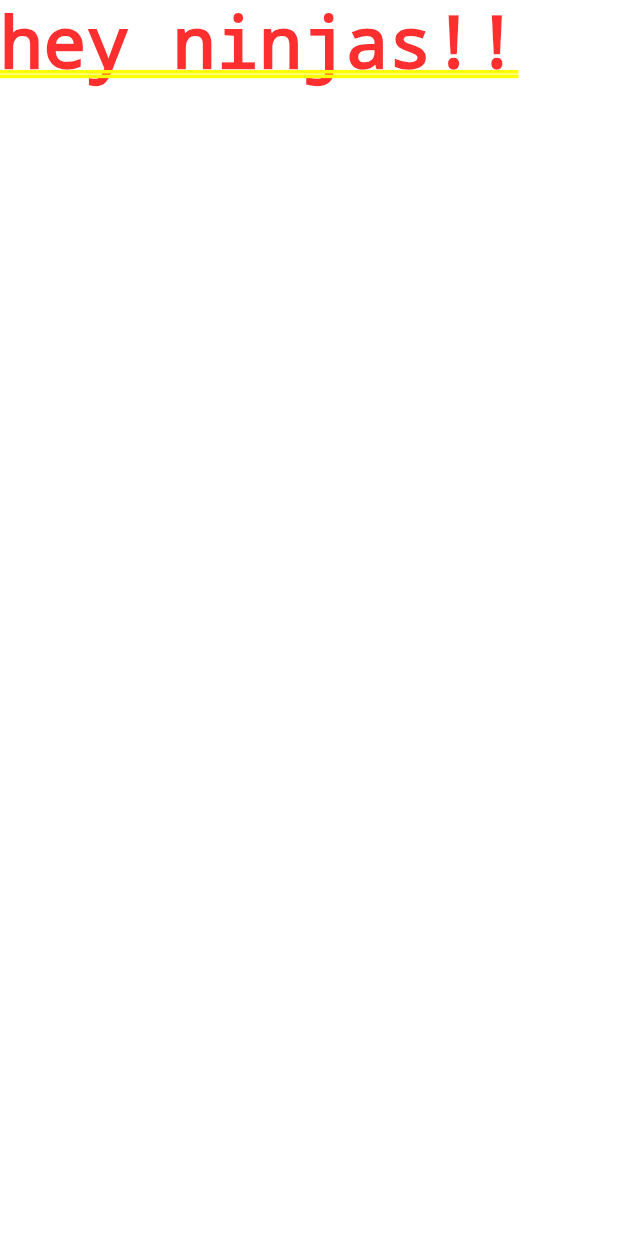
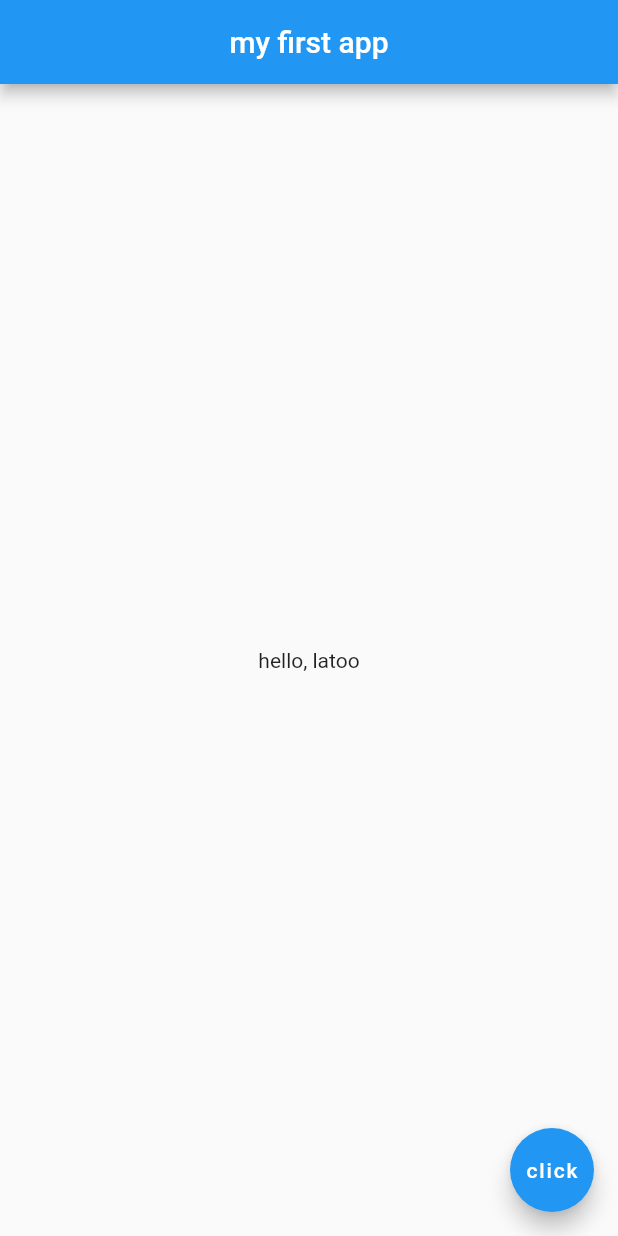
Before and after one commit to HukumBasnet/flutterStart, a Flutter app: the screen it shows after launch, on a phone screen of 412 x 824 dp. Run offline on Flutter 3.47's test engine with Material 2 defaults, Android fonts, the phone set to English and light mode, and no system bars.

Commit message:
changing some stuff

```diff
--- a/lib/main.dart
+++ b/lib/main.dart
@@ -1,3 +1,16 @@
 import 'package:flutter/material.dart';
 
-void main() => runApp(MaterialApp(home: Text('hey ninjas!!')));
+void main() => runApp(MaterialApp(
+      home: Scaffold(
+        appBar: AppBar(
+          title: Text('my first app'),
+          centerTitle: true,
+        ),
+        body: Center(
+          child: Text('hello, latoo'),
+        ),
+        floatingActionButton: FloatingActionButton(
+          child: Text('click'),
+        ),
+      ),
+    ));
```
